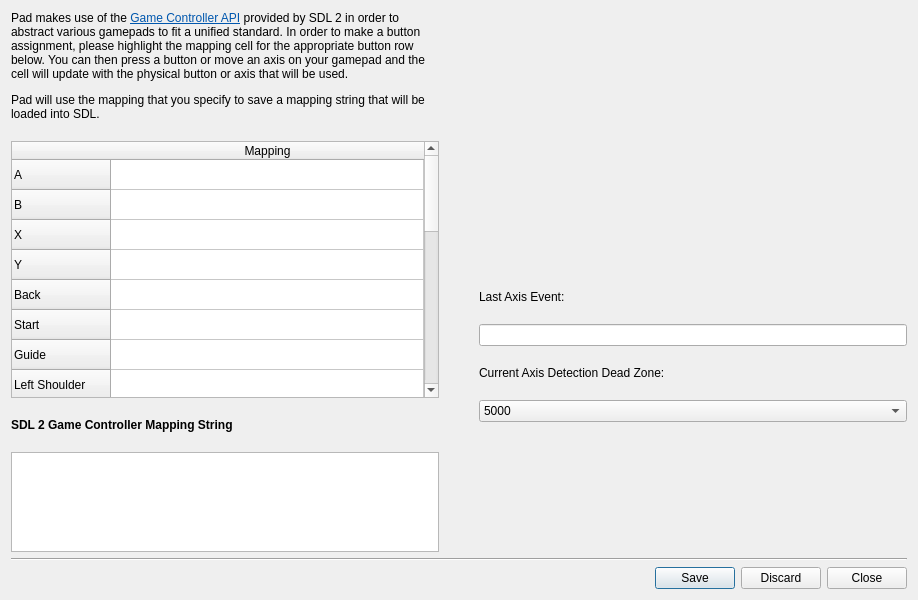
The window that src/gui/gamecontrollermappingdialog.ui (davaughnl/Pad) describes before a commit, drawn with Qt 5.
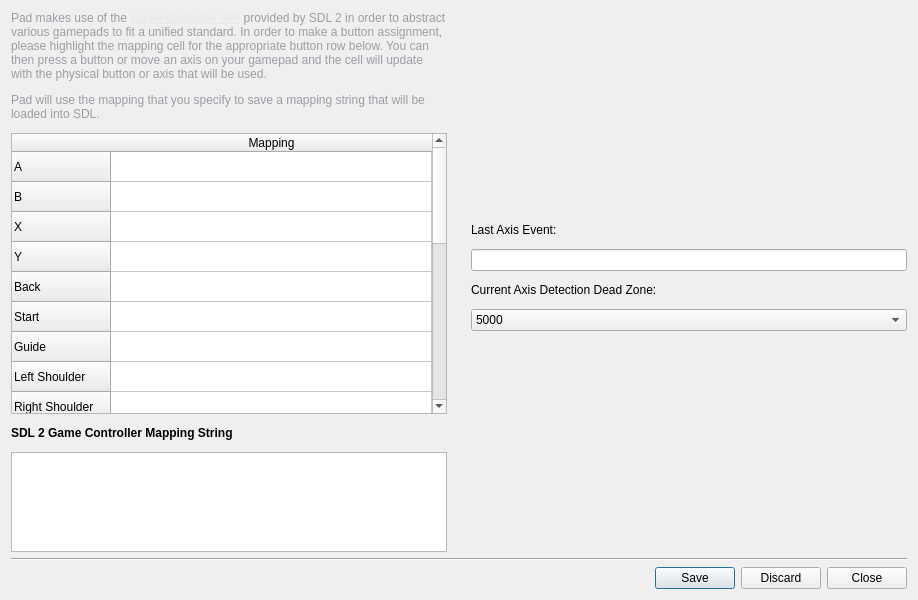
The same window after the commit. Custom widgets are drawn as their Qt base class.

Commit message:
Modernize controller illustrations and mapping dialog layout
Replace the stroked overview outline with a sculpted monochrome pad and
rewrite controllermap.svg in the same style. Repoint highlight anchors at
the new art; the d-pad anchors are re-centered on a true cross, which
moves the up/down/left/right highlight positions. Mapping dialog: muted
helper text, neutral link color, tighter spacing, and the art column no
longer spreads surplus space (spacer replaced by bottomFill widget).
Presentation only; mapping behavior is unchanged.

The edit to the form file:
```diff
--- a/src/gui/gamecontrollermappingdialog.ui
+++ b/src/gui/gamecontrollermappingdialog.ui
@@ -23,17 +23,17 @@
    <item>
     <layout class="QHBoxLayout" name="horizontalLayout">
      <property name="spacing">
-      <number>40</number>
+      <number>24</number>
      </property>
      <item>
       <layout class="QVBoxLayout" name="verticalLayout_3" stretch="0,2,0,1">
        <property name="spacing">
-        <number>20</number>
+        <number>12</number>
        </property>
        <item>
         <widget class="QLabel" name="label">
          <property name="text">
-          <string>&lt;html&gt;&lt;head/&gt;&lt;body&gt;&lt;p&gt;Pad makes use of the &lt;a href=&quot;https://wiki.libsdl.org/CategoryGameController&quot;&gt;&lt;span style=&quot; text-decoration: underline; color:#0057ae;&quot;&gt;Game Controller API&lt;/span&gt;&lt;/a&gt; provided by SDL 2 in order to abstract various gamepads to fit a unified standard. In order to make a button assignment, please highlight the mapping cell for the appropriate button row below. You can then press a button or move an axis on your gamepad and the cell will update with the physical button or axis that will be used.&lt;/p&gt;&lt;p&gt;Pad will use the mapping that you specify to save a mapping string that will be loaded into SDL.&lt;/p&gt;&lt;/body&gt;&lt;/html&gt;</string>
+          <string>&lt;html&gt;&lt;head/&gt;&lt;body&gt;&lt;p&gt;&lt;span style=&quot; color:#9d9da5;&quot;&gt;Pad makes use of the &lt;a href=&quot;https://wiki.libsdl.org/CategoryGameController&quot;&gt;&lt;span style=&quot; text-decoration: underline; color:#e8e8eb;&quot;&gt;Game Controller API&lt;/span&gt;&lt;/a&gt; provided by SDL 2 in order to abstract various gamepads to fit a unified standard. In order to make a button assignment, please highlight the mapping cell for the appropriate button row below. You can then press a button or move an axis on your gamepad and the cell will update with the physical button or axis that will be used.&lt;/span&gt;&lt;/p&gt;&lt;p&gt;&lt;span style=&quot; color:#9d9da5;&quot;&gt;Pad will use the mapping that you specify to save a mapping string that will be loaded into SDL.&lt;/span&gt;&lt;/p&gt;&lt;/body&gt;&lt;/html&gt;</string>
          </property>
          <property name="wordWrap">
           <bool>true</bool>
@@ -285,24 +285,59 @@
       </layout>
      </item>
      <item>
-      <layout class="QVBoxLayout" name="verticalLayout_2">
+      <layout class="QVBoxLayout" name="verticalLayout_2" stretch="0,0,0,0,0,1">
        <property name="spacing">
-        <number>20</number>
+        <number>12</number>
        </property>
-       <item alignment="Qt::AlignHCenter|Qt::AlignVCenter">
+       <item>
+        <layout class="QHBoxLayout" name="controllerArtRow">
+<item>
+          <spacer>
+           <property name="orientation"><enum>Qt::Horizontal</enum></property>
+           <property name="sizeType"><enum>QSizePolicy::Expanding</enum></property>
+           <property name="sizeHint" stdset="0"><size><width>0</width><height>0</height></size></property>
+          </spacer>
+         </item>
+         <item>
         <widget class="GameControllerExample" name="gameControllerDisplayWidget" native="true">
+                   <property name="sizePolicy">
+                    <sizepolicy hsizetype="Fixed" vsizetype="Fixed">
+                     <horstretch>0</horstretch>
+                     <verstretch>0</verstretch>
+                    </sizepolicy>
+                   </property>
          <property name="minimumSize">
           <size>
            <width>300</width>
            <height>200</height>
           </size>
          </property>
-        </widget>
+                   <property name="maximumSize">
+                    <size>
+                     <width>300</width>
+                     <height>200</height>
+                    </size>
+                   </property>
+                  </widget>
+                 
        </item>
        <item>
-        <layout class="QVBoxLayout" name="verticalLayout">
+          <spacer>
+           <property name="orientation"><enum>Qt::Horizontal</enum></property>
+           <property name="sizeType"><enum>QSizePolicy::Expanding</enum></property>
+           <property name="sizeHint" stdset="0"><size><width>0</width><height>0</height></size></property>
+          </spacer>
+         </item>
+        </layout>
+       </item>
          <item>
           <widget class="QLabel" name="label_4">
+          <property name="sizePolicy">
+           <sizepolicy hsizetype="Preferred" vsizetype="Fixed">
+            <horstretch>0</horstretch>
+            <verstretch>0</verstretch>
+           </sizepolicy>
+          </property>
            <property name="text">
             <string>Last Axis Event:</string>
            </property>
@@ -317,6 +352,12 @@
          </item>
          <item>
           <widget class="QLabel" name="label_3">
+          <property name="sizePolicy">
+           <sizepolicy hsizetype="Preferred" vsizetype="Fixed">
+            <horstretch>0</horstretch>
+            <verstretch>0</verstretch>
+           </sizepolicy>
+          </property>
            <property name="text">
             <string>Current Axis Detection Dead Zone:</string>
            </property>
@@ -362,23 +403,23 @@
           </widget>
          </item>
          <item>
-          <spacer name="verticalSpacer">
-           <property name="orientation">
-            <enum>Qt::Vertical</enum>
-           </property>
-           <property name="sizeType">
-            <enum>QSizePolicy::Fixed</enum>
-           </property>
-           <property name="sizeHint" stdset="0">
+         <widget class="QWidget" name="bottomFill" native="true">
+          <property name="sizePolicy">
+           <sizepolicy hsizetype="Preferred" vsizetype="Expanding">
+            <horstretch>0</horstretch>
+            <verstretch>0</verstretch>
+           </sizepolicy>
+          </property>
+          <property name="minimumSize">
             <size>
-             <width>20</width>
-             <height>130</height>
-            </size>
-           </property>
-          </spacer>
-         </item>
-        </layout>
-       </item>
+            <width>0</width>
+            <height>0</height>
+           </size>
+          </property>
+         </widget>
+        </item>
+       
+      
       </layout>
      </item>
     </layout>
```
Lines whose indentation alone changed are shown as unchanged. The commit also changes 3 other files.
